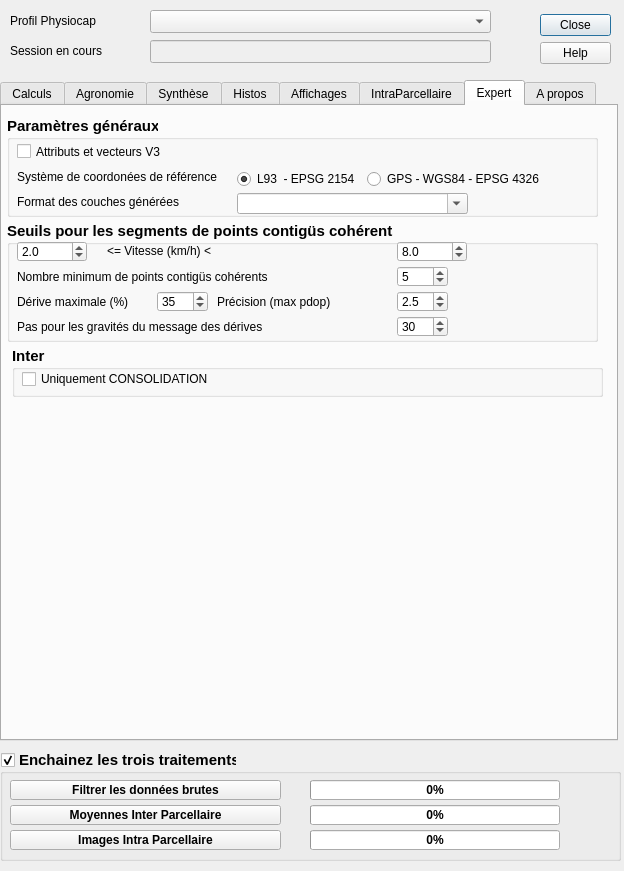
Qt form Physiocap3_dialog_base.ui (jhemmi/Physiocap3) before a commit.
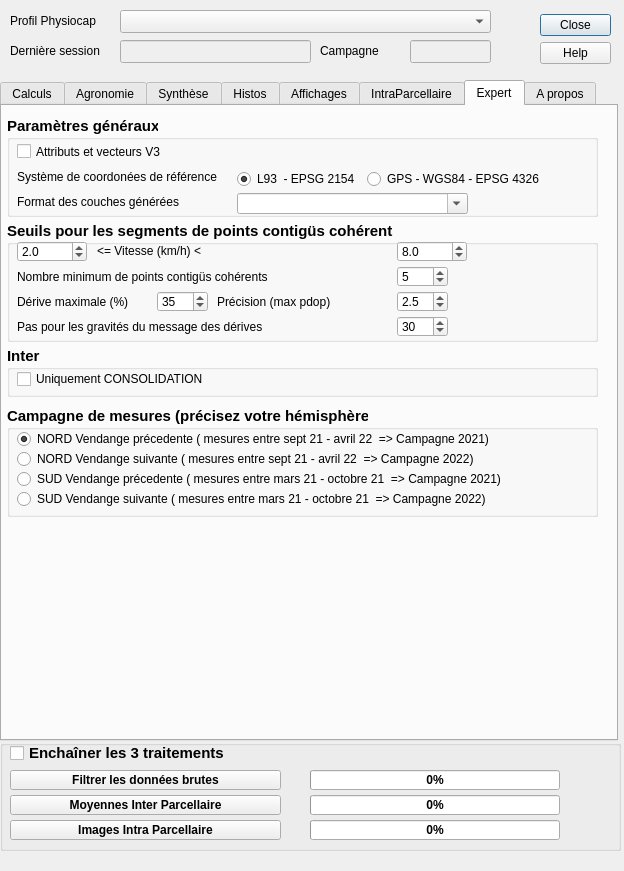
The same form after that commit. The open tabs and pages were chosen to show the change.

The edit to the form file:
```diff
--- a/Physiocap3_dialog_base.ui
+++ b/Physiocap3_dialog_base.ui
@@ -5905,25 +5905,6 @@
      <property name="title">
       <string>Seuils pour les segments de points contigüs cohérents</string>
      </property>
-     <widget class="QLabel" name="lab_1040">
-      <property name="geometry">
-       <rect>
-        <x>10</x>
-        <y>30</y>
-        <width>181</width>
-        <height>21</height>
-       </rect>
-      </property>
-      <property name="sizePolicy">
-       <sizepolicy hsizetype="Minimum" vsizetype="Fixed">
-        <horstretch>0</horstretch>
-        <verstretch>0</verstretch>
-       </sizepolicy>
-      </property>
-      <property name="text">
-       <string/>
-      </property>
-     </widget>
      <widget class="QLabel" name="lab_derive">
       <property name="geometry">
        <rect>
@@ -6145,7 +6126,7 @@
      <widget class="QLabel" name="lab_seuilsVitesse">
       <property name="geometry">
        <rect>
-        <x>100</x>
+        <x>90</x>
         <y>20</y>
         <width>271</width>
         <height>21</height>
@@ -6271,7 +6252,7 @@
     <widget class="QGroupBox" name="groupBoxInterIntraExpert">
      <property name="geometry">
       <rect>
-       <x>10</x>
+       <x>5</x>
        <y>240</y>
        <width>591</width>
        <height>51</height>
@@ -6515,6 +6496,165 @@
       </property>
      </widget>
     </widget>
+    <widget class="QGroupBox" name="groupBoxCampagne">
+     <property name="geometry">
+      <rect>
+       <x>5</x>
+       <y>300</y>
+       <width>591</width>
+       <height>111</height>
+      </rect>
+     </property>
+     <property name="font">
+      <font>
+       <pointsize>11</pointsize>
+       <weight>75</weight>
+       <bold>true</bold>
+      </font>
+     </property>
+     <property name="toolTip">
+      <string>&lt;html&gt;&lt;head/&gt;&lt;body&gt;&lt;p&gt;&lt;span style=&quot; font-size:10pt; color:#00aa00;&quot;&gt;Cette notion de campagne est utile pour identifier le millesimes des données dans les synthèses inter-annuelles. &lt;/span&gt;&lt;/p&gt;&lt;p&gt;&lt;span style=&quot; font-size:10pt; color:#00aa00;&quot;&gt;Deux point de vue peuvent exister. On peut nommer la campagne de mesure Physiocap comme la future vendange ou comme la vendange précédente. La mesure Physiocap concerne en effet un potentiel de production mais, le plus souvent, comme la synthèse du millésime passé. Faites votre choix.&lt;/span&gt;&lt;/p&gt;&lt;p&gt;&lt;span style=&quot; font-size:10pt; font-style:italic; color:#00aa00;&quot;&gt;Elle permet aussi de valider que vous ne mélangez pas des MIDs incohérents entre eux lors d'une même session.&lt;/span&gt;&lt;/p&gt;&lt;p&gt;&lt;span style=&quot; font-size:10pt; font-style:italic; color:#00aa00;&quot;&gt;Bien sûr, une fois votre choix effectué, il ne faut plus le changer.&lt;/span&gt;&lt;/p&gt;&lt;/body&gt;&lt;/html&gt;</string>
+     </property>
+     <property name="title">
+      <string>Campagne de mesures (précisez votre hémisphère)</string>
+     </property>
+     <widget class="QRadioButton" name="radioButtonNordPrecedent">
+      <property name="enabled">
+       <bool>true</bool>
+      </property>
+      <property name="geometry">
+       <rect>
+        <x>10</x>
+        <y>20</y>
+        <width>561</width>
+        <height>26</height>
+       </rect>
+      </property>
+      <property name="font">
+       <font>
+        <pointsize>9</pointsize>
+        <weight>50</weight>
+        <italic>false</italic>
+        <bold>false</bold>
+        <stylestrategy>PreferDefault</stylestrategy>
+       </font>
+      </property>
+      <property name="mouseTracking">
+       <bool>true</bool>
+      </property>
+      <property name="toolTip">
+       <string/>
+      </property>
+      <property name="text">
+       <string>NORD Vendange précedente ( mesures entre sept 21 - avril 22  =&gt; Campagne 2021)</string>
+      </property>
+      <property name="checked">
+       <bool>true</bool>
+      </property>
+     </widget>
+     <widget class="QRadioButton" name="radioButtonNordSuivant">
+      <property name="enabled">
+       <bool>true</bool>
+      </property>
+      <property name="geometry">
+       <rect>
+        <x>10</x>
+        <y>40</y>
+        <width>551</width>
+        <height>26</height>
+       </rect>
+      </property>
+      <property name="font">
+       <font>
+        <pointsize>9</pointsize>
+        <weight>50</weight>
+        <italic>false</italic>
+        <bold>false</bold>
+        <stylestrategy>PreferDefault</stylestrategy>
+       </font>
+      </property>
+      <property name="mouseTracking">
+       <bool>true</bool>
+      </property>
+      <property name="toolTip">
+       <string/>
+      </property>
+      <property name="text">
+       <string>NORD Vendange suivante ( mesures entre sept 21 - avril 22  =&gt; Campagne 2022)</string>
+      </property>
+      <property name="checked">
+       <bool>false</bool>
+      </property>
+     </widget>
+     <widget class="QRadioButton" name="radioButtonSudPrecedent">
+      <property name="enabled">
+       <bool>true</bool>
+      </property>
+      <property name="geometry">
+       <rect>
+        <x>10</x>
+        <y>60</y>
+        <width>561</width>
+        <height>26</height>
+       </rect>
+      </property>
+      <property name="font">
+       <font>
+        <pointsize>9</pointsize>
+        <weight>50</weight>
+        <italic>false</italic>
+        <bold>false</bold>
+        <stylestrategy>PreferDefault</stylestrategy>
+       </font>
+      </property>
+      <property name="mouseTracking">
+       <bool>true</bool>
+      </property>
+      <property name="toolTip">
+       <string/>
+      </property>
+      <property name="text">
+       <string>SUD Vendange précedente ( mesures entre mars 21 - octobre 21  =&gt; Campagne 2021)</string>
+      </property>
+      <property name="checked">
+       <bool>false</bool>
+      </property>
+     </widget>
+     <widget class="QRadioButton" name="radioButtonSudSuivant">
+      <property name="enabled">
+       <bool>true</bool>
+      </property>
+      <property name="geometry">
+       <rect>
+        <x>10</x>
+        <y>80</y>
+        <width>561</width>
+        <height>26</height>
+       </rect>
+      </property>
+      <property name="font">
+       <font>
+        <pointsize>9</pointsize>
+        <weight>50</weight>
+        <italic>false</italic>
+        <bold>false</bold>
+        <stylestrategy>PreferDefault</stylestrategy>
+       </font>
+      </property>
+      <property name="mouseTracking">
+       <bool>true</bool>
+      </property>
+      <property name="toolTip">
+       <string/>
+      </property>
+      <property name="text">
+       <string>SUD Vendange suivante ( mesures entre mars 21 - octobre 21  =&gt; Campagne 2022)</string>
+      </property>
+      <property name="checked">
+       <bool>false</bool>
+      </property>
+     </widget>
+    </widget>
    </widget>
    <widget class="QWidget" name="tabAide">
     <attribute name="title">
@@ -7095,9 +7235,9 @@
    </property>
    <property name="geometry">
     <rect>
-     <x>150</x>
+     <x>120</x>
      <y>10</y>
-     <width>341</width>
+     <width>371</width>
      <height>23</height>
     </rect>
    </property>
@@ -7124,7 +7264,7 @@
     <rect>
      <x>10</x>
      <y>10</y>
-     <width>131</width>
+     <width>111</width>
      <height>21</height>
     </rect>
    </property>
@@ -7145,7 +7285,7 @@
     <rect>
      <x>10</x>
      <y>40</y>
-     <width>131</width>
+     <width>111</width>
      <height>21</height>
     </rect>
    </property>
@@ -7155,34 +7295,34 @@
     </font>
    </property>
    <property name="text">
-    <string>Session en cours</string>
+    <string>Dernière session</string>
    </property>
   </widget>
   <widget class="QGroupBox" name="groupBoxTroisActions">
    <property name="geometry">
     <rect>
      <x>0</x>
-     <y>750</y>
+     <y>740</y>
      <width>621</width>
      <height>111</height>
     </rect>
    </property>
    <property name="font">
     <font>
-     <pointsize>11</pointsize>
+     <pointsize>1</pointsize>
      <weight>75</weight>
      <bold>true</bold>
      <kerning>true</kerning>
     </font>
    </property>
    <property name="title">
-    <string>Enchainez les trois traitements</string>
+    <string/>
    </property>
    <property name="checkable">
-    <bool>true</bool>
+    <bool>false</bool>
    </property>
    <property name="checked">
-    <bool>true</bool>
+    <bool>false</bool>
    </property>
    <widget class="QProgressBar" name="progressBar">
     <property name="geometry">
@@ -7420,6 +7560,29 @@
      <number>0</number>
     </property>
    </widget>
+   <widget class="QCheckBox" name="checkBoxTroisActions">
+    <property name="geometry">
+     <rect>
+      <x>10</x>
+      <y>0</y>
+      <width>311</width>
+      <height>26</height>
+     </rect>
+    </property>
+    <property name="font">
+     <font>
+      <pointsize>11</pointsize>
+      <weight>75</weight>
+      <bold>true</bold>
+     </font>
+    </property>
+    <property name="toolTip">
+     <string/>
+    </property>
+    <property name="text">
+     <string>Enchaîner les 3 traitements</string>
+    </property>
+   </widget>
   </widget>
   <widget class="QLineEdit" name="lineEditDerniereSession">
    <property name="enabled">
@@ -7427,9 +7590,49 @@
    </property>
    <property name="geometry">
     <rect>
-     <x>150</x>
+     <x>120</x>
      <y>40</y>
-     <width>341</width>
+     <width>191</width>
+     <height>23</height>
+    </rect>
+   </property>
+   <property name="toolTip">
+    <string>&lt;html&gt;&lt;head/&gt;&lt;body&gt;&lt;p&gt;&lt;span style=&quot; font-size:10pt; color:#00aa00;&quot;&gt;Nom de la  dernière session Physiocap. C'est le nom du répertoire tous les entités créées par l'extension et regroupé dans un groupe du panneau de couche de QGIS.&lt;/span&gt;&lt;/p&gt;&lt;/body&gt;&lt;/html&gt;</string>
+   </property>
+   <property name="readOnly">
+    <bool>false</bool>
+   </property>
+  </widget>
+  <widget class="QLabel" name="lab_Camapgne">
+   <property name="enabled">
+    <bool>true</bool>
+   </property>
+   <property name="geometry">
+    <rect>
+     <x>320</x>
+     <y>40</y>
+     <width>81</width>
+     <height>21</height>
+    </rect>
+   </property>
+   <property name="font">
+    <font>
+     <pointsize>9</pointsize>
+    </font>
+   </property>
+   <property name="text">
+    <string>Campagne</string>
+   </property>
+  </widget>
+  <widget class="QLineEdit" name="lineEditCampagne">
+   <property name="enabled">
+    <bool>false</bool>
+   </property>
+   <property name="geometry">
+    <rect>
+     <x>410</x>
+     <y>40</y>
+     <width>81</width>
      <height>23</height>
     </rect>
    </property>
```
Left out of the diff: 436 changed lines with no effect on the pictures.
